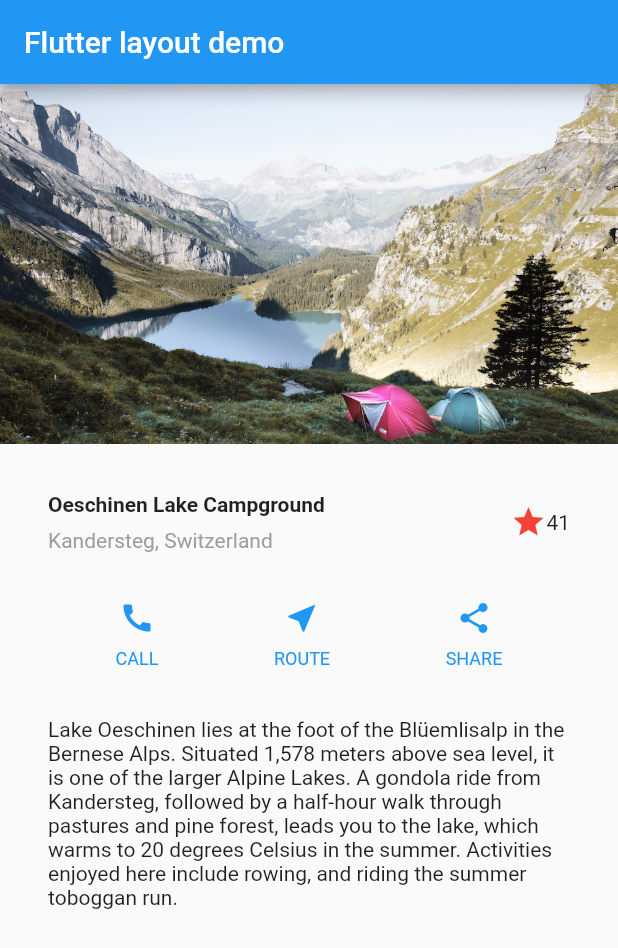
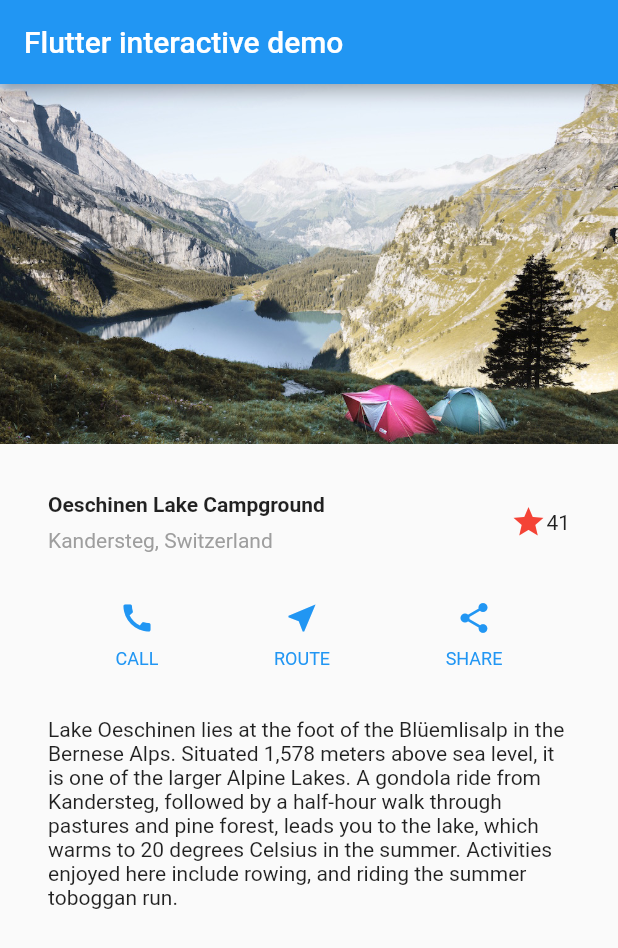
Before and after one commit to juanmaberrocal/flutter-interactive-demo, a Flutter app: the screen it shows after launch, on a phone screen of 412 x 824 dp. Shown: the top 948 px of the screen. Run offline on Flutter 3.47's test engine with Material 2 defaults, Android fonts, the phone set to English and light mode, and no system bars.

Commit message:
renamed to

```diff
--- a/lib/main.dart
+++ b/lib/main.dart
@@ -71,7 +71,7 @@ class MyApp extends StatelessWidget {
     );
 
     return MaterialApp(
-      title: 'Flutter layout demo',
+      title: 'Flutter interactive demo',
       theme: ThemeData(
         // This is the theme of your application.
         //
@@ -88,7 +88,7 @@ class MyApp extends StatelessWidget {
         appBar: AppBar(
           // Here we take the value from the MyHomePage object that was created by
           // the App.build method, and use it to set our appbar title.
-          title: Text('Flutter layout demo'),
+          title: Text('Flutter interactive demo'),
         ),
         body: ListView(
           children: [
--- a/pubspec.yaml
+++ b/pubspec.yaml
@@ -1,4 +1,4 @@
-name: flutter_layout_demo
+name: flutter_interactive_demo
 description: A new Flutter project.
 
 # The following defines the version and build number for your application.
```
Also changed, not shown: 1 other file.
